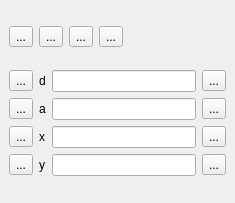
Above: ui_dock.ui from olivierdalang/CadInput before the change. Below: the same form after it.
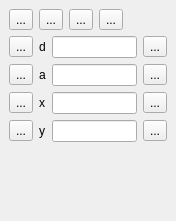
That is the form after the change. Icons and pictures are not drawn.

```diff
--- a/ui_dock.ui
+++ b/ui_dock.ui
@@ -6,8 +6,8 @@
    <rect>
     <x>0</x>
     <y>0</y>
-    <width>235</width>
-    <height>203</height>
+    <width>176</width>
+    <height>221</height>
    </rect>
   </property>
   <property name="windowTitle">
@@ -26,6 +26,12 @@
          <iconset resource="resources.qrc">
           <normaloff>:/plugins/cadinput/resources/icon.png</normaloff>:/plugins/cadinput/resources/icon.png</iconset>
         </property>
+        <property name="iconSize">
+         <size>
+          <width>24</width>
+          <height>24</height>
+         </size>
+        </property>
        </widget>
       </item>
       <item>
@@ -35,7 +41,13 @@
         </property>
         <property name="icon">
          <iconset resource="resources.qrc">
-          <normaloff>:/plugins/cadinput/resources/pen.svg</normaloff>:/plugins/cadinput/resources/pen.svg</iconset>
+          <normaloff>:/plugins/cadinput/resources/construction.png</normaloff>:/plugins/cadinput/resources/construction.png</iconset>
+        </property>
+        <property name="iconSize">
+         <size>
+          <width>24</width>
+          <height>24</height>
+         </size>
         </property>
         <property name="checkable">
          <bool>true</bool>
@@ -49,7 +61,13 @@
         </property>
         <property name="icon">
          <iconset resource="resources.qrc">
-          <normaloff>:/plugins/cadinput/resources/perpendicular.svg</normaloff>:/plugins/cadinput/resources/perpendicular.svg</iconset>
+          <normaloff>:/plugins/cadinput/resources/perpendicular.png</normaloff>:/plugins/cadinput/resources/perpendicular.png</iconset>
+        </property>
+        <property name="iconSize">
+         <size>
+          <width>24</width>
+          <height>24</height>
+         </size>
         </property>
         <property name="checkable">
          <bool>true</bool>
@@ -63,7 +81,13 @@
         </property>
         <property name="icon">
          <iconset resource="resources.qrc">
-          <normaloff>:/plugins/cadinput/resources/parallel.svg</normaloff>:/plugins/cadinput/resources/parallel.svg</iconset>
+          <normaloff>:/plugins/cadinput/resources/parallel.png</normaloff>:/plugins/cadinput/resources/parallel.png</iconset>
+        </property>
+        <property name="iconSize">
+         <size>
+          <width>24</width>
+          <height>24</height>
+         </size>
         </property>
         <property name="checkable">
          <bool>true</bool>
@@ -241,6 +265,19 @@
       </item>
      </layout>
     </item>
+    <item row="2" column="0">
+     <spacer name="verticalSpacer">
+      <property name="orientation">
+       <enum>Qt::Vertical</enum>
+      </property>
+      <property name="sizeHint" stdset="0">
+       <size>
+        <width>20</width>
+        <height>40</height>
+       </size>
+      </property>
+     </spacer>
+    </item>
    </layout>
   </widget>
   <action name="enableAction">
```
Left out of the diff: 8 changed lines with no effect on the pictures.
